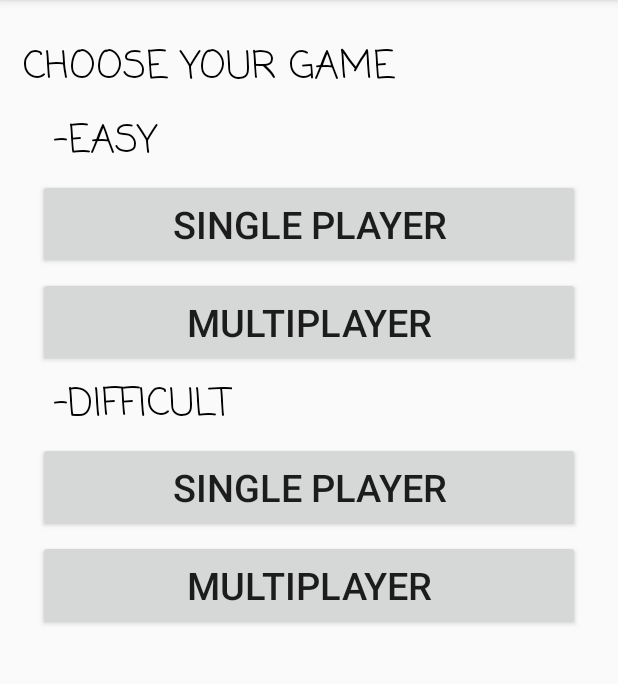
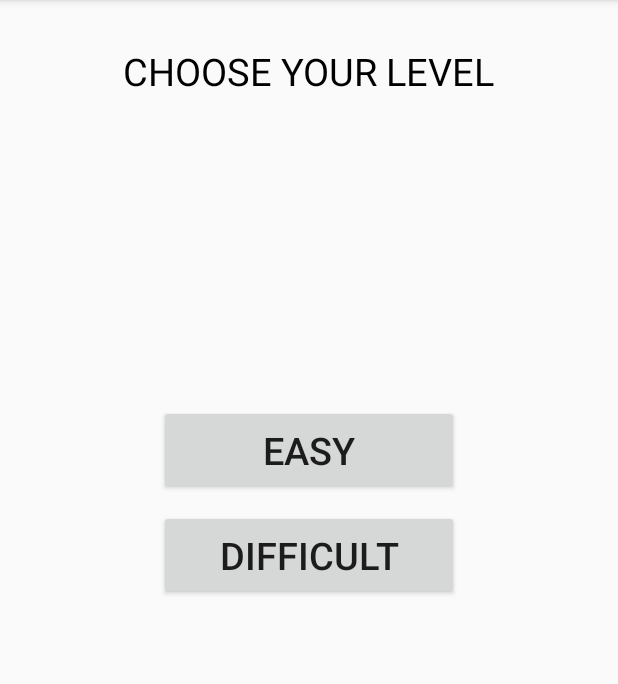
Before and after one commit to CollinsGichuki/Tic-Tac-Toe_java, an Android app: the screen it shows after launch (MainActivity), on a phone screen of 412 x 824 dp, the part 84-768 px from its top. Run offline under Robolectric (Android 15) with nearby library versions, the phone set to English and light mode, and no system bars.

Commit message:
tic tac toe
Tic tac toe app

```diff
--- a/TicTacToe/app/src/main/java/com/example/android/tictactoe/MainActivity.java
+++ b/TicTacToe/app/src/main/java/com/example/android/tictactoe/MainActivity.java
@@ -14,25 +14,11 @@ public class MainActivity extends AppCompatActivity {
         super.onCreate(savedInstanceState);
         //This is where/how the points will be displayed
         setContentView(R.layout.activity_main);
-        Button button_3 = (Button) findViewById(R.id.singlePlayer_1);
-        button_3.setOnClickListener(new View.OnClickListener() {
-            @Override
-            public void onClick(View v) {
-                openActivity4();
-            }
-        });
         Button button_1 = (Button) findViewById(R.id.multiplayer_1);
         button_1.setOnClickListener(new View.OnClickListener() {
             @Override
             public void onClick(View v) {
                 openActivity2();
-            }
-        });
-        Button button_4 = (Button) findViewById(R.id.singlePlayer_2);
-        button_4.setOnClickListener(new View.OnClickListener() {
-            @Override
-            public void onClick(View v) {
-                openActivity5();
             }
         });
         Button button_2 = (Button) findViewById(R.id.multiplayer_2);
@@ -51,12 +37,4 @@ public class MainActivity extends AppCompatActivity {
         Intent b = new Intent(this, Activity3.class);
         startActivity(b);
     }
-    public void openActivity4(){
-        Intent c = new Intent(this, Activity4.class);
-        startActivity(c);
-    }
-    public void openActivity5(){
-        Intent d = new Intent(this, Activity5.class);
-        startActivity(d);
-    }
 }
--- a/TicTacToe/app/src/main/res/layout/activity_main.xml
+++ b/TicTacToe/app/src/main/res/layout/activity_main.xml
@@ -5,79 +5,32 @@
        android:id="@+id/welcome_tv"
        android:layout_width="wrap_content"
        android:layout_height="wrap_content"
-       android:layout_marginLeft="15dp"
-       android:text="Choose your game"
+      android:layout_centerHorizontal="true"
+       android:text="Choose your level"
        android:textAllCaps="true"
        android:textSize="25sp"
-       android:fontFamily="casual"
+       android:fontFamily="sans-serif"
        android:textColor="#000000"
-       android:paddingTop="25dp"/>
-    <TextView
-        android:id="@+id/beginner_tv"
-        android:layout_width="wrap_content"
-        android:layout_height="wrap_content"
-        android:text="-easy"
-        android:textAllCaps="true"
-        android:layout_marginLeft="35dp"
-        android:textColor="#000000"
-        android:layout_below="@+id/welcome_tv"
-        android:fontFamily="casual"
+       android:paddingTop="30dp"/>
+
+    <Button
+        android:id="@+id/multiplayer_1"
+        android:layout_width="200dp"
+        android:layout_height="60dp"
+        android:layout_centerHorizontal="true"
+        android:text="easy"
+        android:textSize="25sp"
+        android:layout_marginTop="270dp"/>
+
+    <Button
+        android:id="@+id/multiplayer_2"
+        android:layout_width="200dp"
+        android:layout_height="60dp"
+        android:layout_centerHorizontal="true"
+        android:layout_below="@+id/multiplayer_1"
+        android:text="Difficult"
         android:textSize="25sp"
         android:layout_marginTop="10dp"/>
-    <Button
-        android:id="@+id/singlePlayer_1"
-        android:layout_width="match_parent"
-        android:layout_height="60dp"
-        android:text="Single Player"
-        android:textSize="25sp"
-        android:layout_below="@+id/beginner_tv"
-        android:layout_marginTop="5dp"
-        android:layout_marginLeft="25dp"
-        android:layout_marginRight="25dp"/>
-    <Button
-        android:id="@+id/multiplayer_1"
-        android:layout_width="match_parent"
-        android:layout_height="60dp"
-        android:text="multiplayer"
-        android:textSize="25sp"
-        android:layout_below="@+id/singlePlayer_1"
-        android:layout_marginTop="5dp"
-        android:layout_marginLeft="25dp"
-        android:layout_marginRight="25dp"/>
-
-
-    <TextView
-        android:id="@+id/difficultFour_tv"
-        android:layout_width="wrap_content"
-        android:layout_height="wrap_content"
-        android:text="-difficult"
-        android:fontFamily="casual"
-        android:textAllCaps="true"
-        android:layout_marginLeft="35dp"
-        android:layout_below="@id/multiplayer_1"
-        android:textColor="#000000"
-        android:textSize="25sp"
-        android:layout_marginTop="5dp"/>
-    <Button
-        android:id="@+id/singlePlayer_2"
-        android:layout_width="match_parent"
-        android:layout_height="60dp"
-        android:text="Single player"
-        android:textSize="25sp"
-        android:layout_below="@+id/difficultFour_tv"
-        android:layout_marginTop="5dp"
-        android:layout_marginLeft="25dp"
-        android:layout_marginRight="25dp"/>
-    <Button
-        android:id="@+id/multiplayer_2"
-        android:layout_width="match_parent"
-        android:layout_height="60dp"
-        android:text="multiplayer"
-        android:textSize="25sp"
-        android:layout_below="@+id/singlePlayer_2"
-        android:layout_marginTop="5dp"
-        android:layout_marginLeft="25dp"
-        android:layout_marginRight="25dp" />
 
 
 
```
